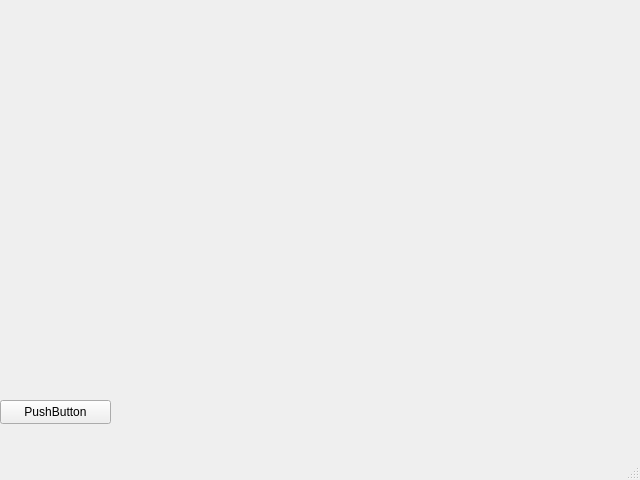
JoniSalonen/WebStore-Application, file adminDashboard/newproduct.ui: the form before one commit.
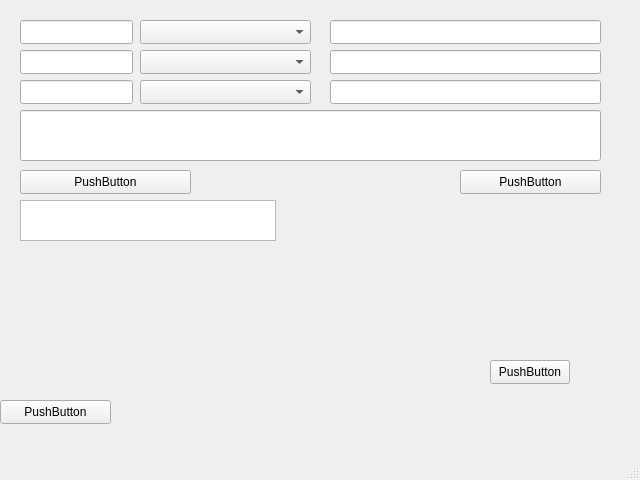
The form after the commit.

Commit message: Admin dashboard create new product functionality created

Diff of the .ui file:
```diff
--- a/adminDashboard/newproduct.ui
+++ b/adminDashboard/newproduct.ui
@@ -27,6 +27,155 @@
      <string>PushButton</string>
     </property>
    </widget>
+   <widget class="QPushButton" name="proSubmit">
+    <property name="geometry">
+     <rect>
+      <x>460</x>
+      <y>170</y>
+      <width>141</width>
+      <height>24</height>
+     </rect>
+    </property>
+    <property name="text">
+     <string>PushButton</string>
+    </property>
+   </widget>
+   <widget class="QComboBox" name="catBox">
+    <property name="geometry">
+     <rect>
+      <x>140</x>
+      <y>20</y>
+      <width>171</width>
+      <height>24</height>
+     </rect>
+    </property>
+   </widget>
+   <widget class="QComboBox" name="subCatBox">
+    <property name="geometry">
+     <rect>
+      <x>140</x>
+      <y>50</y>
+      <width>171</width>
+      <height>24</height>
+     </rect>
+    </property>
+   </widget>
+   <widget class="QLineEdit" name="proName">
+    <property name="geometry">
+     <rect>
+      <x>20</x>
+      <y>20</y>
+      <width>113</width>
+      <height>24</height>
+     </rect>
+    </property>
+   </widget>
+   <widget class="QLineEdit" name="proPrice">
+    <property name="geometry">
+     <rect>
+      <x>20</x>
+      <y>50</y>
+      <width>113</width>
+      <height>24</height>
+     </rect>
+    </property>
+   </widget>
+   <widget class="QLineEdit" name="proStock">
+    <property name="geometry">
+     <rect>
+      <x>20</x>
+      <y>80</y>
+      <width>113</width>
+      <height>24</height>
+     </rect>
+    </property>
+   </widget>
+   <widget class="QLineEdit" name="proBrand">
+    <property name="geometry">
+     <rect>
+      <x>330</x>
+      <y>80</y>
+      <width>271</width>
+      <height>24</height>
+     </rect>
+    </property>
+   </widget>
+   <widget class="QLineEdit" name="proCat">
+    <property name="geometry">
+     <rect>
+      <x>330</x>
+      <y>20</y>
+      <width>271</width>
+      <height>24</height>
+     </rect>
+    </property>
+   </widget>
+   <widget class="QLineEdit" name="proSubCat">
+    <property name="geometry">
+     <rect>
+      <x>330</x>
+      <y>50</y>
+      <width>271</width>
+      <height>24</height>
+     </rect>
+    </property>
+   </widget>
+   <widget class="QLineEdit" name="proDesc">
+    <property name="geometry">
+     <rect>
+      <x>20</x>
+      <y>110</y>
+      <width>581</width>
+      <height>51</height>
+     </rect>
+    </property>
+   </widget>
+   <widget class="QPushButton" name="RefreshProduct">
+    <property name="geometry">
+     <rect>
+      <x>490</x>
+      <y>360</y>
+      <width>80</width>
+      <height>24</height>
+     </rect>
+    </property>
+    <property name="text">
+     <string>PushButton</string>
+    </property>
+   </widget>
+   <widget class="QComboBox" name="brandBox">
+    <property name="geometry">
+     <rect>
+      <x>140</x>
+      <y>80</y>
+      <width>171</width>
+      <height>24</height>
+     </rect>
+    </property>
+   </widget>
+   <widget class="QPushButton" name="selectMedia">
+    <property name="geometry">
+     <rect>
+      <x>20</x>
+      <y>170</y>
+      <width>171</width>
+      <height>24</height>
+     </rect>
+    </property>
+    <property name="text">
+     <string>PushButton</string>
+    </property>
+   </widget>
+   <widget class="QListWidget" name="mediaList">
+    <property name="geometry">
+     <rect>
+      <x>20</x>
+      <y>200</y>
+      <width>256</width>
+      <height>41</height>
+     </rect>
+    </property>
+   </widget>
   </widget>
   <widget class="QMenuBar" name="menubar">
    <property name="geometry">
```
The commit also changes 15 other files.
